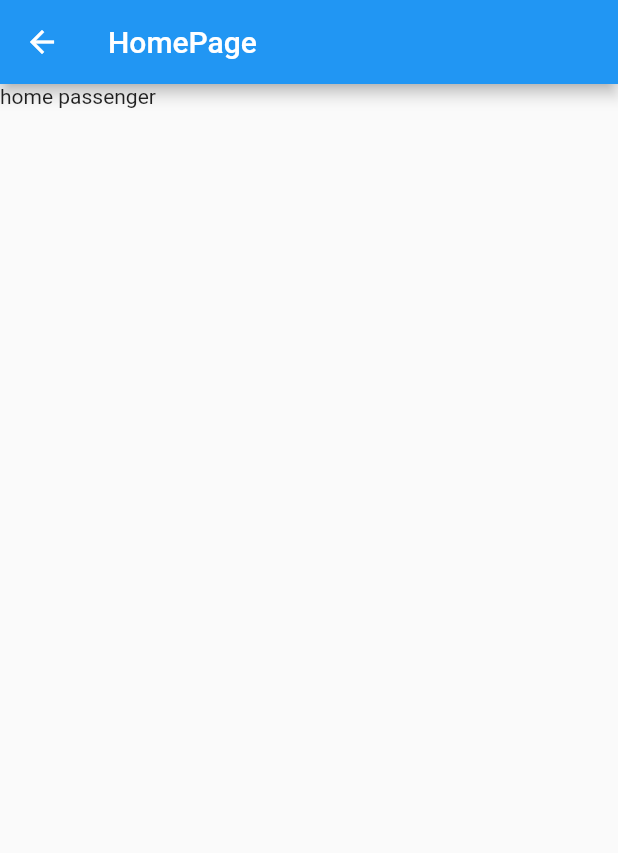
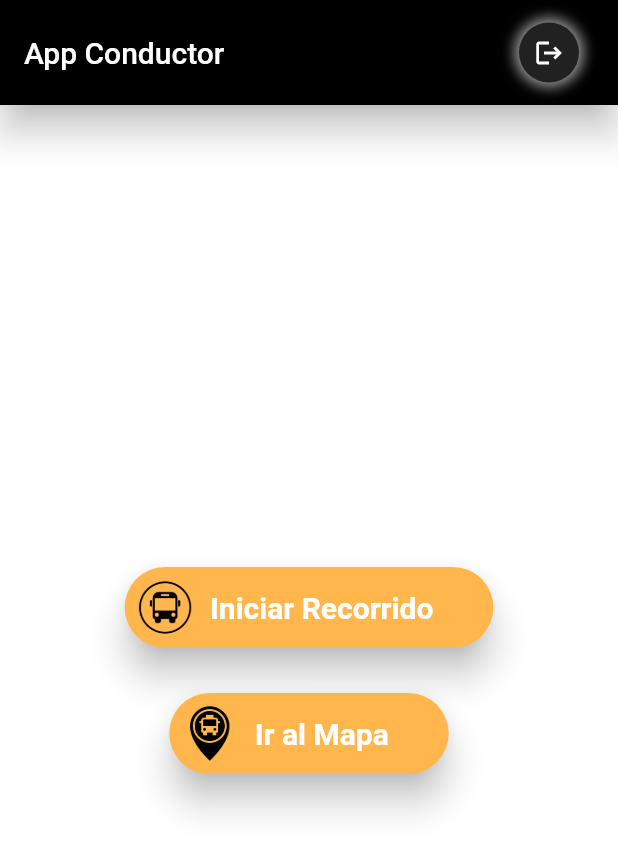
Before and after one commit to Nicole-Hf/ProyectoSwFlutter, a Flutter app: the HomePage screen opened by its route, on a phone screen of 412 x 824 dp. Shown: the top 853 px of the screen. Run offline on Flutter 3.47's test engine with Material 2 defaults, Android fonts, the phone set to English and light mode, and no system bars; our stand-ins replace flutter_typeahead, shared_preferences; accounts and stored records are empty; network calls fail.

Commit message:
registrar micro

```diff
--- a/lib/main.dart
+++ b/lib/main.dart
@@ -1,6 +1,5 @@
 import 'package:flutter/material.dart';
 import 'package:rutas_microbuses/pages/bus_page.dart';
-import 'package:rutas_microbuses/pages/chofer_page.dart';
 import 'package:rutas_microbuses/pages/home_page.dart';
 import 'package:rutas_microbuses/pages/login_page.dart';
 import 'package:rutas_microbuses/pages/register_page.dart';
@@ -25,8 +24,7 @@ class MyApp extends StatelessWidget {
         '/': (context) => const LoginPage(),
         '/register': (context) => const RegisterPage(),
         '/home': (context) => const HomePage(),
-        '/chofer': (context) => const HomeChoferPage(),
-        '/bus': (context) => const BusPage()
+        '/createbus': (context) => const BusPage(),
       },
     );
   }
--- a/lib/pages/home_page.dart
+++ b/lib/pages/home_page.dart
@@ -1,3 +1,4 @@
+import 'package:flutter/cupertino.dart';
 import 'package:flutter/material.dart';
 
 class HomePage extends StatefulWidget{
@@ -12,10 +13,92 @@ class _HomePageState extends State<HomePage> {
   Widget build(BuildContext context) {
     return Scaffold(
       appBar: AppBar(
-        title: const Text('HomePage'),
+        automaticallyImplyLeading: false,
+        backgroundColor: Colors.black,
+        elevation: 10,
+        toolbarHeight: 70,
+        title: const Text('App Conductor'),
+        actions: [
+          Container(
+            height: 40,
+            width: 40,
+            alignment: Alignment.center,
+            decoration: BoxDecoration(
+              // ignore: prefer_const_literals_to_create_immutables
+              boxShadow: [
+                const BoxShadow(blurRadius: 7, spreadRadius: 3, color: Colors.grey)
+              ],
+              shape: BoxShape.circle,
+              color: Colors.grey.shade900
+            ),
+            child: const Icon(Icons.logout, size: 20),
+          ),
+          const SizedBox(width: 26)
+        ],
       ),
-      body: const Text('home passenger'),
+      backgroundColor: Colors.white,
+      body: Stack(
+        fit: StackFit.expand,
+        children: <Widget>[
+          Column(
+            mainAxisAlignment: MainAxisAlignment.center,
+            children: <Widget>[
+              // ignore: deprecated_member_use
+              RaisedButton(
+                elevation: 10.0,
+                shape: RoundedRectangleBorder(borderRadius: BorderRadius.circular(30.0)),
+                padding: const EdgeInsets.only(top: 7.0, bottom: 7.0, right: 40.0, left: 7.0),
+                onPressed: () {
+
+                },
+                child: Row(
+                  mainAxisSize: MainAxisSize.min,
+                  children: <Widget>[
+                    Image.asset('assets/images/bus_icon.jpg', height: 40.0, width: 40.0,),
+                    const Padding(
+                      padding: EdgeInsets.only(left: 10.0),
+                      child: Text(
+                        'Iniciar Recorrido',
+                        style: TextStyle(fontSize: 20, fontWeight: FontWeight.bold),
+                      ),
+                    )
+                  ],
+                ),
+                textColor: Colors.white,
+                color: Colors.orange.shade300,
+
+              ),
+              Padding(
+                padding: const EdgeInsets.only(left: 0.0, right: 0.0, top: 30.0, bottom: 0.0),
+                // ignore: deprecated_member_use
+                child: RaisedButton(
+                  elevation: 10.0,
+                  shape: RoundedRectangleBorder(borderRadius: BorderRadius.circular(30.0)),
+                  padding: const EdgeInsets.only(top: 7.0, bottom: 7.0, right: 40.0, left: 7.0),
+                  onPressed: () {
+
+                  },
+                  child: Row(
+                    mainAxisSize: MainAxisSize.min,
+                    children: <Widget>[
+                      Image.asset('assets/images/ubt_icon.png', height: 40.0, width: 40.0,),
+                      const Padding(
+                        padding: EdgeInsets.only(left: 10.0),
+                        child: Text(
+                          'Ir al Mapa',
+                          style: TextStyle(fontSize: 20, fontWeight: FontWeight.bold),
+                        ),
+                      )
+                    ],
+                  ),
+                  textColor: Colors.white,
+                  color: Colors.orange.shade300,
+                ),
+              )
+            ],
+          )
+        ],
+      )
     );
   }
-
 }
--- a/lib/pages/login_page.dart
+++ b/lib/pages/login_page.dart
@@ -1,12 +1,14 @@
 import 'dart:convert';
 import 'package:flutter/cupertino.dart';
 import 'package:flutter/material.dart';
+// ignore: import_of_legacy_library_into_null_safe
 import 'package:http/http.dart' as http;
-import 'package:rutas_microbuses/pages/chofer_page.dart';
+import 'package:rutas_microbuses/pages/home_page.dart';
 import 'package:rutas_microbuses/pages/register_page.dart';
 import 'package:rutas_microbuses/services/auth_services.dart';
 import 'package:rutas_microbuses/services/globals.dart';
 import 'package:rutas_microbuses/utils/button.dart';
+import 'package:rutas_microbuses/utils/variables.dart';
 
 class LoginPage extends StatefulWidget {
   const LoginPage({Key? key}) : super(key: key);
@@ -25,9 +27,12 @@ class _LoginPageState extends State<LoginPage> {
       Map responseMap = jsonDecode(response.body);
       var dataUser = json.decode(response.body);
       if (response.statusCode == 200) {
+        idConductor = dataUser['user']['conductor_id'];
+        // ignore: avoid_print
+        print('Conductor id: $idConductor');
         Navigator.push(
           context,
-          MaterialPageRoute(builder: (BuildContext context) => const HomeChoferPage(),
+          MaterialPageRoute(builder: (BuildContext context) => const HomePage(),
         ));
       } else {
         errorSnackBar(context, responseMap.values.first);
--- a/lib/pages/register_page.dart
+++ b/lib/pages/register_page.dart
@@ -1,11 +1,13 @@
 import 'dart:convert';
 import 'package:flutter/cupertino.dart';
 import 'package:flutter/material.dart';
+// ignore: import_of_legacy_library_into_null_safe
 import 'package:http/http.dart' as http;
 import 'package:rutas_microbuses/pages/bus_page.dart';
 import 'package:rutas_microbuses/services/auth_services.dart';
 import 'package:rutas_microbuses/services/globals.dart';
 import 'package:rutas_microbuses/utils/button.dart';
+import 'package:rutas_microbuses/utils/variables.dart';
 
 class RegisterPage extends StatefulWidget {
   const RegisterPage({Key? key}) : super(key: key);
@@ -21,10 +23,15 @@ class _RegisterPageState extends State<RegisterPage> {
 
   createAccountPressed() async {
     bool emailValid = RegExp(r"^[a-zA-Z0-9.a-zA-Z0-9.!#$%&'*+-/=?^_`{|}~]+@[a-zA-Z0-9]+\.[a-zA-Z]+").hasMatch(_email);
+
     if (emailValid) {
       http.Response response = await AuthServices.register(_name, _email, _password);
       Map responseMap = jsonDecode(response.body);
+      var dataUser = json.decode(response.body);
       if (response.statusCode == 401) {
+        idConductor = dataUser['user']['conductor_id'];
+        // ignore: avoid_print
+        print('Conductor id: $idConductor');
         Navigator.push(
           context,
           MaterialPageRoute(builder: (BuildContext context) => const BusPage(),
@@ -89,7 +96,7 @@ class _RegisterPageState extends State<RegisterPage> {
                           ),
                           const SizedBox(height: 20,),
                           RoundedButton(
-                            btnText: 'Sign Up',
+                            btnText: 'Next Page',
                             onBtnPressed: () => createAccountPressed(),
                           ),
                           const SizedBox(height: 20,)
--- a/lib/services/api.dart
+++ b/lib/services/api.dart
@@ -1,4 +1,5 @@
 import 'dart:convert';
+// ignore: import_of_legacy_library_into_null_safe
 import 'package:http/http.dart' as http;
 import 'package:rutas_microbuses/services/globals.dart';
 import 'package:shared_preferences/shared_preferences.dart';
--- a/lib/services/auth_services.dart
+++ b/lib/services/auth_services.dart
@@ -1,4 +1,5 @@
 import 'dart:convert';
+// ignore: import_of_legacy_library_into_null_safe
 import 'package:http/http.dart' as http;
 import 'package:rutas_microbuses/services/globals.dart';
 
--- a/lib/utils/variables.dart
+++ b/lib/utils/variables.dart
@@ -1 +1,4 @@
+// ignore: non_constant_identifier_names
 String user_type = '';
+int idLinea = 0;
+int idConductor = 0;
```
Also changed, not shown: lib/controllers/linea_controller.dart (added, +55 -0 lines), lib/models/linea.dart (+5 -4 lines), lib/pages/bus_page.dart (+44 -36 lines), lib/pages/chofer_page.dart (deleted, +0 -104 lines), pubspec.yaml (+1 -21 lines), pubspec.lock.
